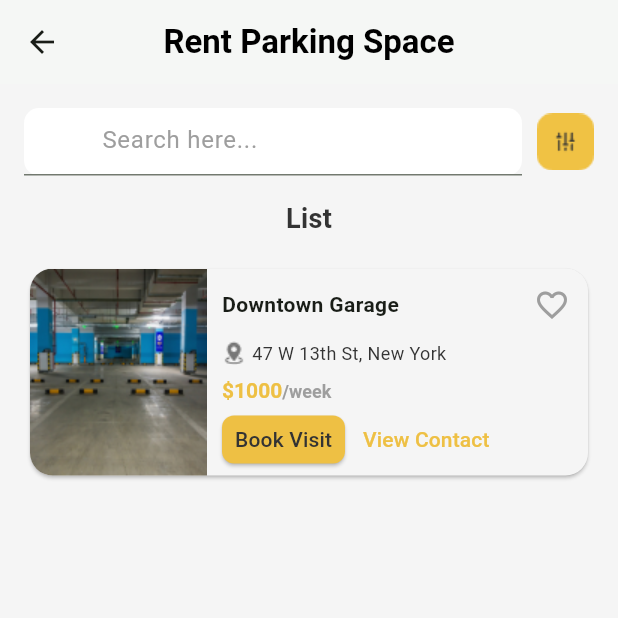
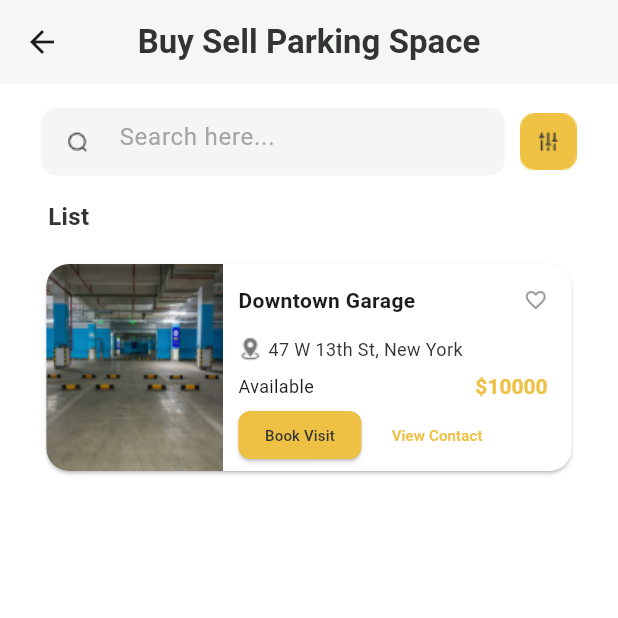
Before and after one commit to jagadeeshpilla29/JT_GET_SPOT, a Flutter app: the RentParkingSpaceScreen screen opened directly, on a phone screen of 412 x 824 dp, the top half of it. Run offline on Flutter 3.47's test engine with Material 3 defaults, Android fonts, the phone set to English and light mode, and no system bars; our stand-ins replace bloc, carousel_slider, dio, flutter_bloc, flutter_secure_storage, get_it and 3 more; accounts and stored records are empty; network calls fail.

Commit message:
buy sell parking space list screen complete

```diff
--- a/get_spot/lib/presentation/screen/rent parking space/rent_parking_space_list.dart
+++ b/get_spot/lib/presentation/screen/rent parking space/rent_parking_space_list.dart
@@ -11,7 +11,8 @@ class _RentParkingSpaceScreenState extends State<RentParkingSpaceScreen> {
     final Map<String, dynamic> parkingSpace = {
     'name': 'Downtown Garage',
     'location': '47 W 13th St, New York',
-    'price': 1000,
+    'status': 'Available',
+    'price': 10000,
     'image': 'assets/images/garage1.png',
     'isFavorited': false,
   };
@@ -22,214 +23,119 @@ class _RentParkingSpaceScreenState extends State<RentParkingSpaceScreen> {
       appBar: AppBar(
         backgroundColor: AppColor.White,
         elevation: 1,
-        leading: IconButton(
-          icon: Icon(Icons.arrow_back),
-          onPressed: () {
-            Navigator.pop(context);
-          },
-        ),
-        title: Text(
-          'Rent Parking Space',
-          style: TextStyle(color: Colors.black, fontWeight: FontWeight.bold),
-        ),
+        leading: IconButton(icon: Icon(Icons.arrow_back), onPressed: () => Navigator.pop(context)),
+        title: Text('Buy Sell Parking Space', style: TextStyle(color: AppColor.Black, fontWeight: FontWeight.w600)),
         centerTitle: true,
       ),
-      backgroundColor: AppColor.White2,
+      backgroundColor: AppColor.White,
       body: Padding(
         padding: const EdgeInsets.all(16.0),
         child: Column(
           children: [
-            // Search box
-            Row(
+            Center(
+              child: Row(
+                mainAxisSize: MainAxisSize.min,
                 children: [
-                Expanded(
-                  child: Container(
-                    height: 45, // Set the height of the search box
-                    decoration: BoxDecoration(
-                      color: AppColor.White, // Set background color
-                      borderRadius: BorderRadius.circular(10),
-                    ),
+                  Container(
+                    height: 45,
+                    width: MediaQuery.of(context).size.width * 0.75,
+                    decoration: BoxDecoration(color: AppColor.White, borderRadius: BorderRadius.circular(10)),
+                    child: Center(
                       child: TextField(
                         decoration: InputDecoration(
                           hintText: 'Search here...',
-                        hintStyle: TextStyle(
-                            color: Colors
-                                .grey), // Optional: to style the hint text
-                        prefixIcon: Padding(
-                          padding: const EdgeInsets.all(
-                              12.0), // Add padding for better alignment
-                          child: Image.asset(
-                            SEARCH, // Replace with your custom filter icon image
-                            width: 20, // Set the width of the icon
-                            height: 20, // Set the height of the icon
-                          ),
-                        ),
+                          hintStyle: TextStyle(color: AppColor.grey),
+                          prefixIcon: Padding(padding: const EdgeInsets.all(12.0), child: Image.asset(SEARCH, width: 20, height: 20, color: AppColor.Black)),
+                          border: OutlineInputBorder(borderRadius: BorderRadius.circular(10), borderSide: BorderSide.none),
+                          filled: true,
+                          fillColor: AppColor.White2,
                         ),
                       ),
                     ),
                   ),
                   SizedBox(width: 10),
-                GestureDetector(
-                  onTap: () {
-                    // Handle the filter icon tap event
-                  },
-                  child: Image.asset(
-                    FILTER, // Replace with your custom filter icon image
+                  GestureDetector(onTap: () {}, child: Image.asset(FILTER)),
+                ],
               ),
             ),
-              ],
-            ),
-
-            const SizedBox(height: 16),
-            // "List" text
-            Text(
-              'List',
-              style: TextStyle(
-                fontSize: 18,
-                fontWeight: FontWeight.bold,
-                color: AppColor.Black,
+            SizedBox(height: 16),
+            Align(
+              alignment: Alignment.centerLeft,
+              child: Padding(
+                padding: const EdgeInsets.only(left: 16.0),
+                child: Text('List', style: TextStyle(fontSize: 16, fontWeight: FontWeight.bold, color: AppColor.Black)),
               ),
             ),
-            const SizedBox(height: 16),
-            // Parking space card
+            SizedBox(height: 16),
             Card(
-              color: AppColor.White2,
-              shape: RoundedRectangleBorder(
-                borderRadius: BorderRadius.circular(15),
-              ),
+              color: AppColor.White,
+              shape: RoundedRectangleBorder(borderRadius: BorderRadius.circular(15)),
               child: SizedBox(
-                height: 138, // Set a fixed height for the card
+                height: 138,
+                width: MediaQuery.of(context).size.width * 0.85,
                 child: Row(
                   crossAxisAlignment: CrossAxisAlignment.start,
                   children: [
-                    // Image covering full card height
-                    ClipRRect(
-                      borderRadius: const BorderRadius.only(
-                        topLeft: Radius.circular(15),
-                        bottomLeft: Radius.circular(15),
-                      ),
-                      child: Image.asset(
-                        parkingSpace['image'],
-                        fit: BoxFit.cover,
-                      ),
-                    ),
+                    ClipRRect(borderRadius: BorderRadius.only(topLeft: Radius.circular(15), bottomLeft: Radius.circular(15)), child: Image.asset(parkingSpace['image'], fit: BoxFit.cover)),
                     Expanded(
                       child: Padding(
                         padding: const EdgeInsets.only(left: 10),
                         child: Column(
                           crossAxisAlignment: CrossAxisAlignment.start,
                           children: [
-                            // Parking Space Name and Favorite Icon
                             Row(
                               mainAxisAlignment: MainAxisAlignment.spaceBetween,
                               children: [
-                                Expanded(
-                                  child: Text(
-                                    parkingSpace['name'],
-                                    style: const TextStyle(
-                                      fontWeight: FontWeight.bold,
-                                      fontSize: 14,
-                                    ),
-                                    overflow: TextOverflow.ellipsis,
-                                  ),
-                                ),
+                                Expanded(child: Text(parkingSpace['name'], style: const TextStyle(fontWeight: FontWeight.bold, fontSize: 14), overflow: TextOverflow.ellipsis)),
                                 IconButton(
-                                  icon: Icon(
-                                    parkingSpace['isFavorited']
-                                        ? Icons.favorite
-                                        : Icons.favorite_border,
-                                    color: parkingSpace['isFavorited']
-                                        ? Colors.red
-                                        : Colors.grey,
-                                  ),
+                                  icon: Icon(parkingSpace['isFavorited'] ? Icons.favorite : Icons.favorite_border, color: parkingSpace['isFavorited'] ? Colors.red : Colors.grey, size: 16),
                                   onPressed: () {
                                     setState(() {
-                                      parkingSpace['isFavorited'] =
-                                          !parkingSpace['isFavorited'];
+                                      parkingSpace['isFavorited'] = !parkingSpace['isFavorited'];
                                     });
                                   },
                                 ),
                               ],
                             ),
-                            // Location Text
                             Row(
                               children: [
-                                Image.asset(
-                                  RENTLOCATION, // Path to your custom image icon
-                                  height:
-                                      16, // Adjust the size to match the text
-                                  width: 16,
-                                  fit: BoxFit
-                                      .contain, // Ensure the image fits properly
+                                Image.asset(RENTLOCATION, height: 16, width: 16, fit: BoxFit.contain),
+                                SizedBox(width: 4),
+                                Expanded(child: Text(parkingSpace['location'], style: TextStyle(color: AppColor.Black, fontSize: 12), overflow: TextOverflow.ellipsis)),
+                              ],
                             ),
-                                const SizedBox(
-                                    width: 4), // Space between image and text
-                                Expanded(
-                                  child: Text(
-                                    parkingSpace['location'],
-                                    style: TextStyle(
-                                      color: AppColor.Black,
-                                      fontSize: 12,
+                            SizedBox(height: 8),
+                            Row(
+                              mainAxisAlignment: MainAxisAlignment.spaceBetween,
+                              children: [
+                                Text(parkingSpace['status'], style: const TextStyle(fontSize: 12), overflow: TextOverflow.ellipsis),
+                                Padding(
+                                  padding: const EdgeInsets.only(right: 16.0),
+                                  child: RichText(
+                                    text: TextSpan(
+                                      text: '\$',
+                                      style: TextStyle(fontSize: 14, fontWeight: FontWeight.bold, color: AppColor.PrimaryColor),
+                                      children: [TextSpan(text: '${parkingSpace['price']}', style: TextStyle(fontSize: 14, fontWeight: FontWeight.bold, color: AppColor.PrimaryColor))],
                                     ),
-                                    overflow: TextOverflow.ellipsis,
                                   ),
                                 ),
                               ],
                             ),
-                            const SizedBox(height: 8),
-                            // Price as RichText
-                            RichText(
-                              text: TextSpan(
-                                text: '\$',
-                                style: TextStyle(
-                                  fontSize: 14,
-                                  fontWeight: FontWeight.bold,
-                                  color: AppColor.PrimaryColor,
-                                ),
-                                children: [
-                                  TextSpan(
-                                    text: '${parkingSpace['price']}',
-                                    style: TextStyle(
-                                      fontSize: 14,
-                                      fontWeight: FontWeight.bold,
-                                      color: AppColor.PrimaryColor,
-                                    ),
-                                  ),
-                                  const TextSpan(
-                                    text: '/week',
-                                    style: TextStyle(
-                                      fontSize: 12,
-                                      color: Colors.grey,
-                                    ),
-                                  ),
-                                ],
-                              ),
-                            ),
-                            const Spacer(),
-                            // Buttons
+                            Spacer(),
                             Row(
-                              mainAxisAlignment: MainAxisAlignment.start,
                               children: [
                                 ElevatedButton(
                                   onPressed: () {},
-                                  child: const Text('Book Visit'),
-                                  style: ElevatedButton.styleFrom(
-                                    backgroundColor: AppColor.PrimaryColor,
-                                    foregroundColor: AppColor.Black,
-                                    shape: RoundedRectangleBorder(
-                                      borderRadius: BorderRadius.circular(8),
+                                  child: Text('Book Visit', style: TextStyle(fontSize: 10)),
+                                  style: ElevatedButton.styleFrom(backgroundColor: AppColor.PrimaryColor, foregroundColor: AppColor.Black, shape: RoundedRectangleBorder(borderRadius: BorderRadius.circular(8)), minimumSize: Size(82, 32), padding: EdgeInsets.zero),
                                 ),
-                                    minimumSize: const Size(82, 32),
-                                    padding:
-                                        EdgeInsets.zero, // Remove extra padding
-                                  ),
-                                ),
-                                TextButton(
+                                SizedBox(
+                                  width: 101,
+                                  height: 32,
+                                  child: TextButton(
                                     onPressed: () {},
-                                  child: Text(
-                                    'View Contact',
-                                    style:
-                                        TextStyle(color: AppColor.PrimaryColor),
+                                    style: TextButton.styleFrom(padding: EdgeInsets.zero),
+                                    child: Text('View Contact', style: TextStyle(color: AppColor.PrimaryColor, fontSize: 10)),
                                   ),
                                 ),
                               ],
```
Lines whose indentation alone changed are shown as unchanged.
